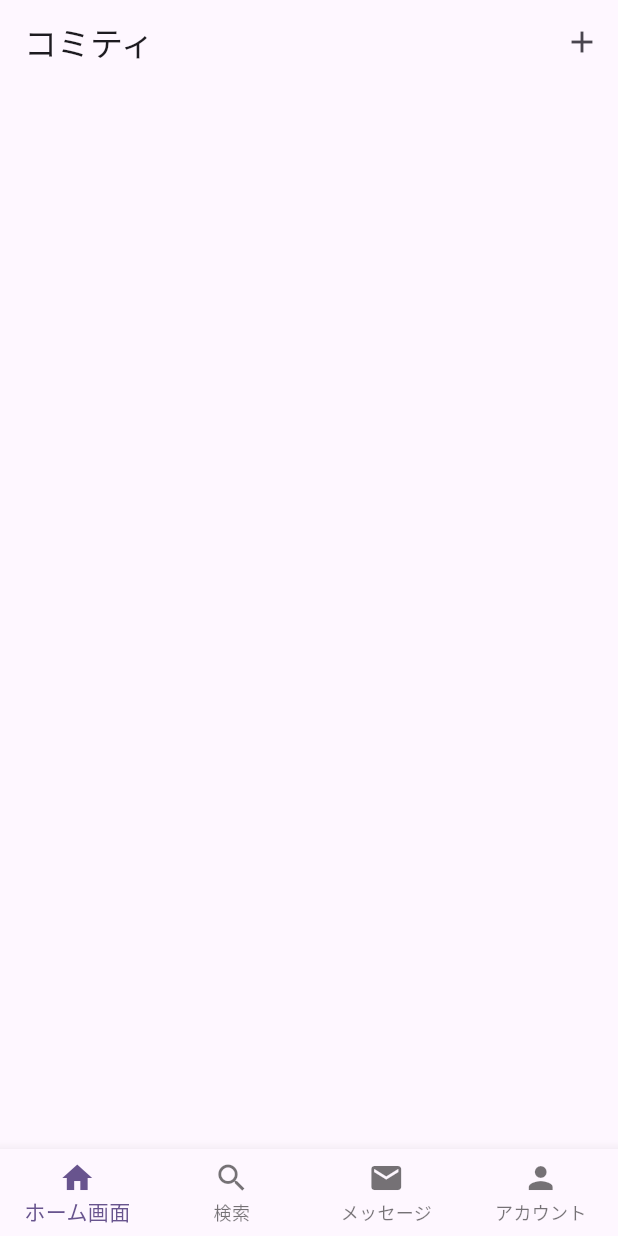
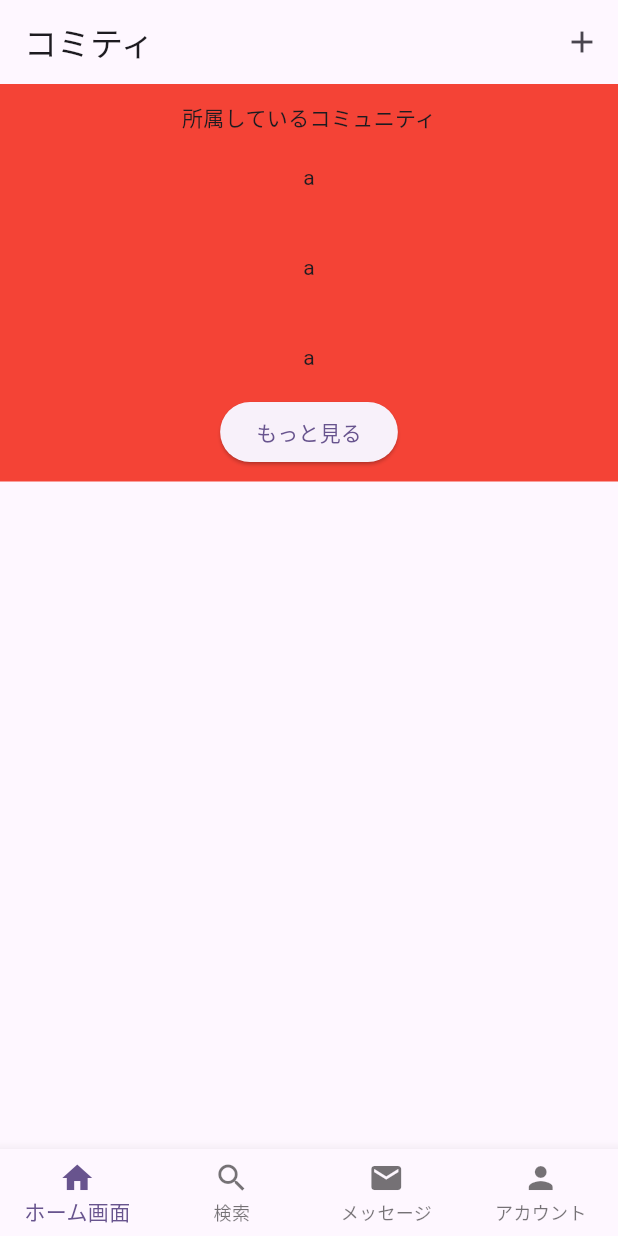
Before and after one commit to ltpdo/committee, a Flutter app: the screen it shows after launch, on a phone screen of 412 x 824 dp. Run offline on Flutter 3.47's test engine with Material 2 defaults, Android fonts, the phone set to English and light mode, and no system bars.

Commit message:
ホーム画面に所属しているコミュニティの欄を追加

```diff
--- /dev/null
+++ b/lib/belongToCommunityList.dart/belongToCommunity_list.dart
@@ -0,0 +1,54 @@
+import 'package:committee/models/community.dart';
+import 'package:flutter/material.dart';
+
+class belongToCommunityList extends StatelessWidget {
+  const belongToCommunityList({
+    super.key,
+    required this.communities,
+  });
+
+  final List<Community> communities;
+
+  @override
+  Widget build(BuildContext context) {
+    return Container(
+      // スクロール可能な高さ
+      width: double.infinity,
+      height: 150,
+      child: SingleChildScrollView(
+        child: Column(
+          children: [
+            Text('a'),
+            SizedBox(
+              height: 40,
+            ),
+            Text('a'),
+            SizedBox(
+              height: 40,
+            ),
+            Text('a'),
+            SizedBox(
+              height: 40,
+            ),
+            Text('a'),
+            SizedBox(
+              height: 40,
+            ),
+            Text('a'),
+            SizedBox(
+              height: 40,
+            ),
+            Text('b'),
+            SizedBox(
+              height: 40,
+            ),
+            Text('c'),
+            SizedBox(
+              height: 40,
+            ),
+          ],
+        ),
+      ),
+    );
+  }
+}
--- /dev/null
+++ b/lib/data/dummy_data.dart
@@ -0,0 +1,29 @@
+import 'package:committee/models/community.dart';
+import 'package:flutter/material.dart';
+
+const dummy_community = [
+  Community(
+    circleid: '1',
+    circlename: '野球',
+    circlepicture: Icon(Icons.sports_baseball),
+    circleplace: '東京',
+    circlecontent: '楽しいサークルです。',
+    circleduration: '日曜日',
+  ),
+  Community(
+    circleid: '2',
+    circlename: 'サッカー',
+    circlepicture: Icon(Icons.sports_soccer),
+    circleplace: '大阪',
+    circlecontent: '面白いサークルです。',
+    circleduration: '土曜日',
+  ),
+  Community(
+    circleid: '3',
+    circlename: 'バスケットボール',
+    circlepicture: Icon(Icons.sports_basketball),
+    circleplace: '福岡',
+    circlecontent: '騒がしいサークルです。',
+    circleduration: '金曜日',
+  ),
+];
--- a/lib/models/community.dart
+++ b/lib/models/community.dart
@@ -15,6 +15,6 @@ class Community {
   final String circlename;
   final String circleplace;
   final String circlecontent;
-  final File circlepicture;
+  final Icon circlepicture;
   final String circleduration;
 }
--- a/lib/screens/HomeScreen.dart
+++ b/lib/screens/HomeScreen.dart
@@ -1,10 +1,15 @@
+import 'package:committee/belongToCommunityList.dart/belongToCommunity_list.dart';
+import 'package:committee/data/dummy_data.dart';
+import 'package:committee/models/community.dart';
 import 'package:flutter/material.dart';
 import 'package:committee/screens/SearchScreen.dart';
 import 'package:committee/screens/MessageScreen.dart';
 import 'package:committee/screens/AccountScreen.dart';
 
 class HomeScreen extends StatefulWidget {
-  const HomeScreen({super.key});
+  const HomeScreen({
+    super.key,
+  });
 
   @override
   State<HomeScreen> createState() {
@@ -13,8 +18,6 @@ class HomeScreen extends StatefulWidget {
 }
 
 class _HomeScreenState extends State<HomeScreen> {
-  int _selectedIndex = 0;
-
   void _onItemTapped(int index) {
     setState(() {
       if (index == 1) {
@@ -48,6 +51,25 @@ class _HomeScreenState extends State<HomeScreen> {
           ),
         ],
       ),
+      body: Container(
+        color: Colors.red,
+        height: 265,
+        child: Column(
+          children: [
+            SizedBox(height: 12),
+            Title(
+              color: Colors.black,
+              child: Text(
+                '所属しているコミュニティ',
+              ),
+            ),
+            SizedBox(height: 20),
+            belongToCommunityList(communities: dummy_community),
+            SizedBox(height: 6),
+            ElevatedButton(onPressed: () {}, child: Text('もっと見る')),
+          ],
+        ),
+      ),
       bottomNavigationBar: BottomNavigationBar(
         onTap: _onItemTapped,
         items: const [
```
Also changed, not shown: lib/belongToCommunityList.dart/belongToCommunity_item.dart (added).
